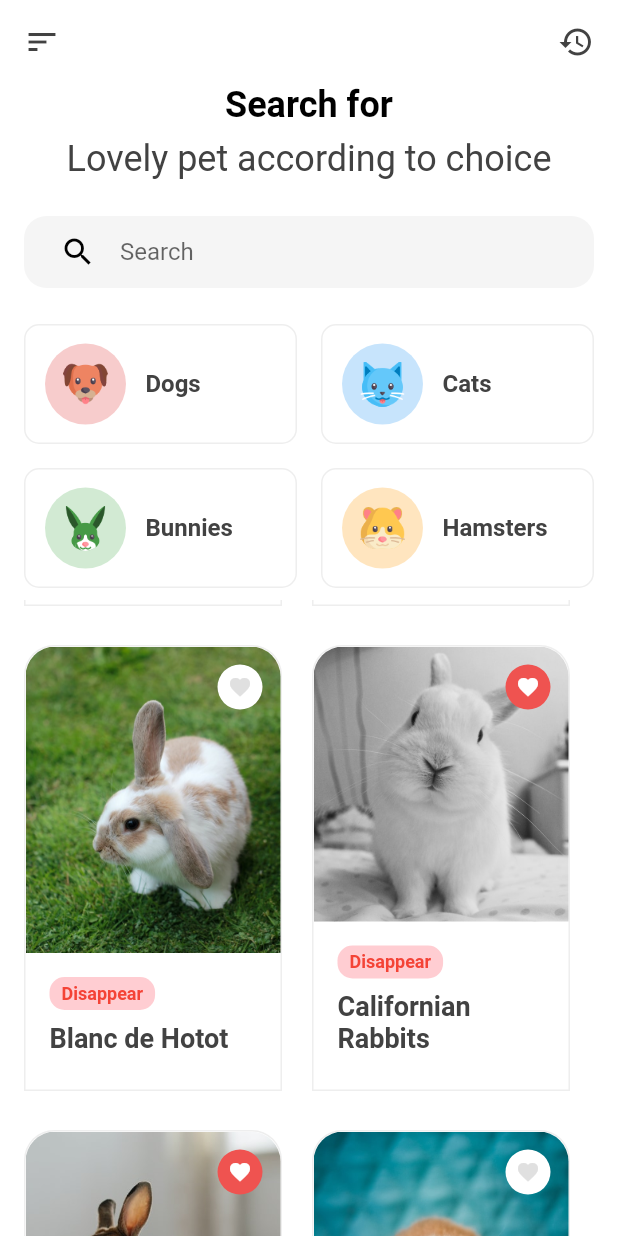
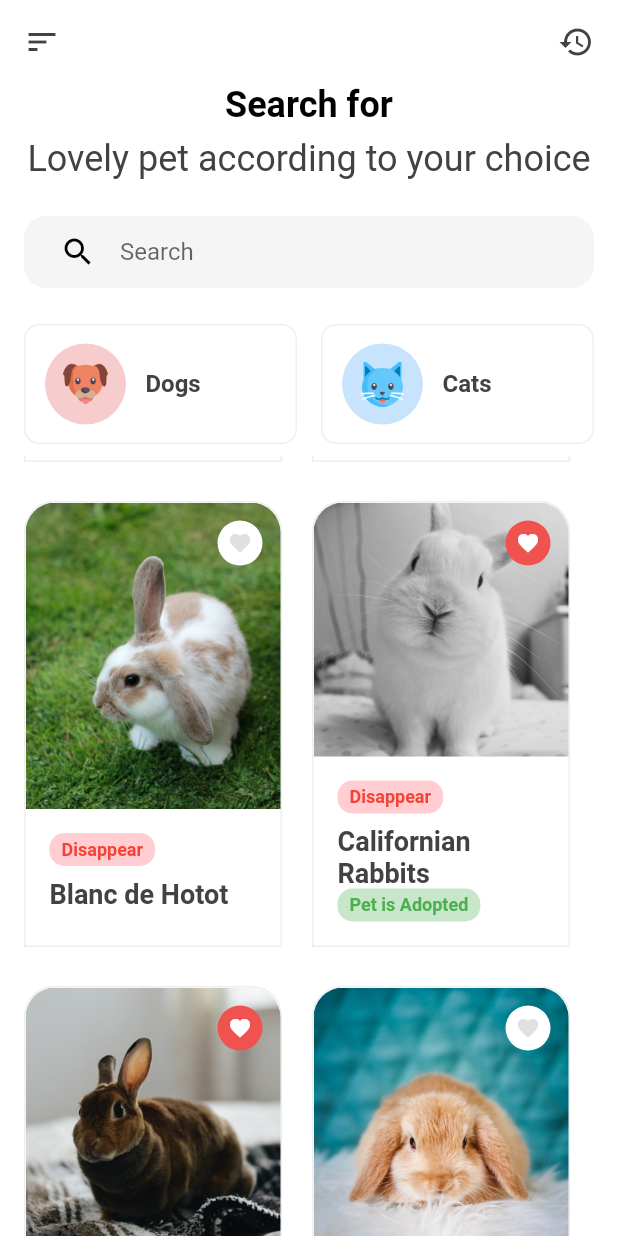
Before and after one commit to manojbcs98/pet_app, a Flutter app: the screen it shows after launch, scrolled down 2880 dp, after a tap on "Adoption", on a phone screen of 412 x 824 dp. Run offline on Flutter 3.47's test engine with Material 2 defaults, Android fonts, the phone set to English and light mode, and no system bars; our stand-ins replace confetti, equatable, flutter_bloc, fluttertoast.

Commit message:
pet adopted toast added

```diff
--- a/lib/repo_layer/data.dart
+++ b/lib/repo_layer/data.dart
@@ -7,87 +7,88 @@ class Pet {
   Category category;
   String imageUrl;
   bool favorite;
-  bool newest;
   bool isAdopted;
+  String price;
+  String age;
 
   Pet(this.name, this.condition, this.category, this.imageUrl, this.favorite,
-      this.newest, this.isAdopted);
+      this.isAdopted, this.price, this.age);
 }
 
 List<Pet> getPetListData() {
   return <Pet>[
+    Pet("American samoa", "Adoption", Category.CAT,
+        "assets/images/cats/cat_1.jpg", true, false, "11000", "21"),
+    Pet("Scottish Fold", "Mating", Category.CAT, "assets/images/cats/cat_2.jpg",
+        false, false, "11000", "12"),
+    Pet("Ragdoll", "Disappear", Category.CAT, "assets/images/cats/cat_3.jpg",
+        false, false, "11000", "22"),
+    Pet("Burmés", "Disappear", Category.CAT, "assets/images/cats/cat_4.jpg",
+        true, false, "2300", "23"),
+    Pet("American Shorthair", "Mating", Category.CAT,
+        "assets/images/cats/cat_5.jpg", true, false, "2300", "24"),
+    Pet("British Shorthair", "Adoption", Category.CAT,
+        "assets/images/cats/cat_6.jpg", false, false, "23100", "24"),
     Pet("Abyssinian Cats", "Adoption", Category.CAT,
-        "assets/images/cats/cat_1.jpg", true, true, false),
-    Pet("Scottish Fold", "Mating", Category.CAT, "assets/images/cats/cat_2.jpg",
-        false, false, false),
-    Pet("Ragdoll", "Disappear", Category.CAT, "assets/images/cats/cat_3.jpg",
-        false, false, false),
-    Pet("Burmés", "Disappear", Category.CAT, "assets/images/cats/cat_4.jpg",
-        true, true, false),
-    Pet("American Shorthair", "Mating", Category.CAT,
-        "assets/images/cats/cat_5.jpg", true, false, false),
-    Pet("British Shorthair", "Adoption", Category.CAT,
-        "assets/images/cats/cat_6.jpg", false, false, false),
-    Pet("Abyssinian Cats", "Adoption", Category.CAT,
-        "assets/images/cats/cat_7.jpg", true, false, false),
+        "assets/images/cats/cat_7.jpg", true, false, "500", "24"),
     Pet("Scottish Fold", "Mating", Category.CAT, "assets/images/cats/cat_8.jpg",
-        false, false, false),
+        false, false, "10011", "24"),
     Pet("Ragdoll", "Disappear", Category.CAT, "assets/images/cats/cat_9.jpg",
-        false, true, false),
+        false, false, "2340", "24"),
     Pet("Roborowski", "Adoption", Category.HAMSTER,
-        "assets/images/hamsters/hamster_1.jpg", true, true, false),
+        "assets/images/hamsters/hamster_1.jpg", true, false, "2344", "24"),
     Pet("Ruso", "Mating", Category.HAMSTER,
-        "assets/images/hamsters/hamster_2.jpg", false, false, false),
+        "assets/images/hamsters/hamster_2.jpg", false, false, "34456", "24"),
     Pet("Golden", "Disappear", Category.HAMSTER,
-        "assets/images/hamsters/hamster_3.jpg", false, false, false),
+        "assets/images/hamsters/hamster_3.jpg", false, false, "67890", "24"),
     Pet("Chinese", "Disappear", Category.HAMSTER,
-        "assets/images/hamsters/hamster_4.jpg", true, true, false),
+        "assets/images/hamsters/hamster_4.jpg", true, false, "35900", "24"),
     Pet("Dwarf Campbell", "Adoption", Category.HAMSTER,
-        "assets/images/hamsters/hamster_5.jpg", true, false, false),
+        "assets/images/hamsters/hamster_5.jpg", true, false, "24534", "22"),
     Pet("Syrian", "Adoption", Category.HAMSTER,
-        "assets/images/hamsters/hamster_6.jpg", false, false, false),
+        "assets/images/hamsters/hamster_6.jpg", false, false, "2345", "14"),
     Pet("Dwarf Winter", "Mating", Category.HAMSTER,
-        "assets/images/hamsters/hamster_7.jpg", true, false, false),
+        "assets/images/hamsters/hamster_7.jpg", true, false, "98765", "12"),
     Pet("American Rabbit", "Adoption", Category.BUNNY,
-        "assets/images/bunnies/bunny_1.jpg", true, true, false),
+        "assets/images/bunnies/bunny_1.jpg", true, false, "23533", "03"),
     Pet("Belgian Hare Rabbit", "Mating", Category.BUNNY,
-        "assets/images/bunnies/bunny_2.jpg", false, false, false),
+        "assets/images/bunnies/bunny_2.jpg", false, false, "7532", "12"),
     Pet("Blanc de Hotot", "Disappear", Category.BUNNY,
-        "assets/images/bunnies/bunny_3.jpg", false, false, false),
+        "assets/images/bunnies/bunny_3.jpg", false, false, "167900", "2"),
     Pet("Californian Rabbits", "Disappear", Category.BUNNY,
-        "assets/images/bunnies/bunny_4.jpg", true, true, false),
+        "assets/images/bunnies/bunny_4.jpg", true, true, "34543", "1"),
     Pet("Checkered Giant Rabbit", "Adoption", Category.BUNNY,
-        "assets/images/bunnies/bunny_5.jpg", true, false, false),
+        "assets/images/bunnies/bunny_5.jpg", true, false, "1345", "1"),
     Pet("Dutch Rabbit", "Adoption", Category.BUNNY,
-        "assets/images/bunnies/bunny_6.jpg", false, false, false),
+        "assets/images/bunnies/bunny_6.jpg", false, false, "2345", "1"),
     Pet("English Lop", "Mating", Category.BUNNY,
-        "assets/images/bunnies/bunny_7.jpg", true, false, false),
+        "assets/images/bunnies/bunny_7.jpg", true, false, "6541", "2"),
     Pet("English Spot", "Adoption", Category.BUNNY,
-        "assets/images/bunnies/bunny_8.jpg", true, true, false),
+        "assets/images/bunnies/bunny_8.jpg", true, false, "1900", "4"),
     Pet("Affenpinscher", "Adoption", Category.DOG,
-        "assets/images/dogs/dog_1.jpg", true, true, false),
+        "assets/images/dogs/dog_1.jpg", true, true, "20010", "7"),
     Pet("Akita Shepherd", "Mating", Category.DOG,
-        "assets/images/dogs/dog_2.jpg", false, false, false),
+        "assets/images/dogs/dog_2.jpg", false, false, "30000", "3"),
     Pet("American Foxhound", "Disappear", Category.DOG,
-        "assets/images/dogs/dog_3.jpg", false, false, false),
+        "assets/images/dogs/dog_3.jpg", false, false, "2345", "3"),
     Pet("Shepherd Dog", "Disappear", Category.DOG,
-        "assets/images/dogs/dog_4.jpg", true, true, false),
+        "assets/images/dogs/dog_4.jpg", true, false, "6542", "22"),
     Pet("Australian Terrier", "Adoption", Category.DOG,
-        "assets/images/dogs/dog_5.jpg", true, false, false),
+        "assets/images/dogs/dog_5.jpg", true, false, "23221", "21"),
     Pet("Bearded Collie", "Adoption", Category.DOG,
-        "assets/images/dogs/dog_6.jpg", false, false, false),
+        "assets/images/dogs/dog_6.jpg", false, false, "12345", "23"),
     Pet("Belgian Sheepdog", "Mating", Category.DOG,
-        "assets/images/dogs/dog_7.jpg", true, false, false),
+        "assets/images/dogs/dog_7.jpg", true, false, "2451", "11"),
     Pet("Bloodhound", "Adoption", Category.DOG, "assets/images/dogs/dog_8.jpg",
-        true, true, false),
+        true, true, "87654", "10"),
     Pet("Boston Terrier", "Adoption", Category.DOG,
-        "assets/images/dogs/dog_9.jpg", true, true, false),
+        "assets/images/dogs/dog_9.jpg", true, false, "98765", "23"),
     Pet("Chinese Shar-Pei", "Mating", Category.DOG,
-        "assets/images/dogs/dog_10.jpg", false, false, false),
+        "assets/images/dogs/dog_10.jpg", false, false, "45678", "23"),
     Pet("Border Collie", "Disappear", Category.DOG,
-        "assets/images/dogs/dog_11.jpg", false, false, false),
+        "assets/images/dogs/dog_11.jpg", false, false, "7654", "23"),
     Pet("Chow Chow", "Disappear", Category.DOG, "assets/images/dogs/dog_12.jpg",
-        true, true, false),
+        true, false, "234", "5"),
   ];
 }
 
--- a/lib/ui/pet_detail.dart
+++ b/lib/ui/pet_detail.dart
@@ -3,6 +3,7 @@ import 'dart:math';
 import 'package:confetti/confetti.dart';
 import 'package:flutter/material.dart';
 import 'package:flutter/services.dart';
+import 'package:fluttertoast/fluttertoast.dart';
 import 'package:test_app/ui/pet_adopt_history.dart';
 
 import '../repo_layer/data.dart';
@@ -146,9 +147,8 @@ class _PetDetailState extends State<PetDetail> {
                   padding: EdgeInsets.all(8),
                   child: Row(
                     children: [
-                      buildPetFeature("4 months", "Age"),
-                      buildPetFeature("Grey", "Color"),
-                      buildPetFeature("11 Kg", "Weight"),
+                      buildPetFeature(widget.pet.age, "Age"),
+                      buildPetFeature(widget.pet.price, "INR"),
                     ],
                   ),
                 ),
@@ -197,6 +197,7 @@ class _PetDetailState extends State<PetDetail> {
                     onTap: () {
                       if (!widget.pet.isAdopted) {
                         _centerController.play();
+                        showToast(widget.pet.name + " Adopted");
 
                         PetAdopted.list.add(Pet(
                             widget.pet.name,
@@ -204,8 +205,9 @@ class _PetDetailState extends State<PetDetail> {
                             widget.pet.category,
                             widget.pet.imageUrl,
                             widget.pet.favorite,
-                            widget.pet.newest,
-                            widget.pet.isAdopted = true));
+                            widget.pet.isAdopted = true,
+                            widget.pet.price,
+                            widget.pet.age));
                         Future.delayed(const Duration(seconds: 3))
                             .then((value) => Navigator.pop(context));
                       } else {}
@@ -296,9 +298,13 @@ class _PetDetailState extends State<PetDetail> {
       ),
     );
   }
-/*  List<Pet> getPetAdoptedList({Pet? pet}){
-    List<Pet> petList=[];
-    petList.add(pet!);
-    return petList;
-  }*/
+
+  void showToast(String msg) {
+    Fluttertoast.showToast(
+        msg: msg,
+        toastLength: Toast.LENGTH_SHORT,
+        gravity: ToastGravity.BOTTOM,
+        backgroundColor: Colors.green.shade300,
+        textColor: Colors.white);
+  }
 }
--- a/lib/ui/pet_list.dart
+++ b/lib/ui/pet_list.dart
@@ -86,7 +86,7 @@ class _PetListState extends State<PetList> {
                 Padding(
                   padding: EdgeInsets.symmetric(horizontal: 16, vertical: 8),
                   child: Text(
-                    "Lovely pet according to choice",
+                    "Lovely pet according to your choice",
                     style: TextStyle(
                       color: Colors.grey[800],
                       fontSize: 24,
@@ -126,24 +126,11 @@ class _PetListState extends State<PetList> {
                 ),
                 Padding(
                   padding: const EdgeInsets.symmetric(horizontal: 8),
-                  child: Column(
+                  child: Row(
+                    mainAxisAlignment: MainAxisAlignment.spaceEvenly,
                     children: [
-                      Row(
-                        mainAxisAlignment: MainAxisAlignment.spaceEvenly,
-                        children: [
-                          buildPetCategory(Category.DOG, Colors.red.shade200),
-                          buildPetCategory(Category.CAT, Colors.blue.shade200),
-                        ],
-                      ),
-                      Row(
-                        mainAxisAlignment: MainAxisAlignment.spaceEvenly,
-                        children: [
-                          buildPetCategory(
-                              Category.BUNNY, Colors.green.shade200),
-                          buildPetCategory(
-                              Category.HAMSTER, Colors.orange.shade200),
-                        ],
-                      ),
+                      buildPetCategory(Category.DOG, Colors.red.shade200),
+                      buildPetCategory(Category.CAT, Colors.blue.shade200),
                     ],
                   ),
                 ),
--- a/lib/ui/pet_widget.dart
+++ b/lib/ui/pet_widget.dart
@@ -119,9 +119,28 @@ class PetWidget extends StatelessWidget {
                       fontWeight: FontWeight.bold,
                     ),
                   ),
-                  SizedBox(
-                    height: 8,
-                  ),
+                  pet.isAdopted
+                      ? Container(
+                          decoration: BoxDecoration(
+                            color: Colors.green[100],
+                            borderRadius: BorderRadius.all(
+                              Radius.circular(10),
+                            ),
+                          ),
+                          padding:
+                              EdgeInsets.symmetric(horizontal: 8, vertical: 4),
+                          child: Text(
+                            "Pet is Adopted",
+                            style: TextStyle(
+                              color: Colors.green,
+                              fontWeight: FontWeight.bold,
+                              fontSize: 12,
+                            ),
+                          ),
+                        )
+                      : SizedBox(
+                          height: 8,
+                        ),
                 ],
               ),
             ),
--- a/pubspec.yaml
+++ b/pubspec.yaml
@@ -44,6 +44,7 @@ dev_dependencies:
   flutter_test:
     sdk: flutter
 dependency_overrides:
+  fluttertoast: 8.0.8
 
 
   # The "flutter_lints" package below contains a set of recommended lints to
```
